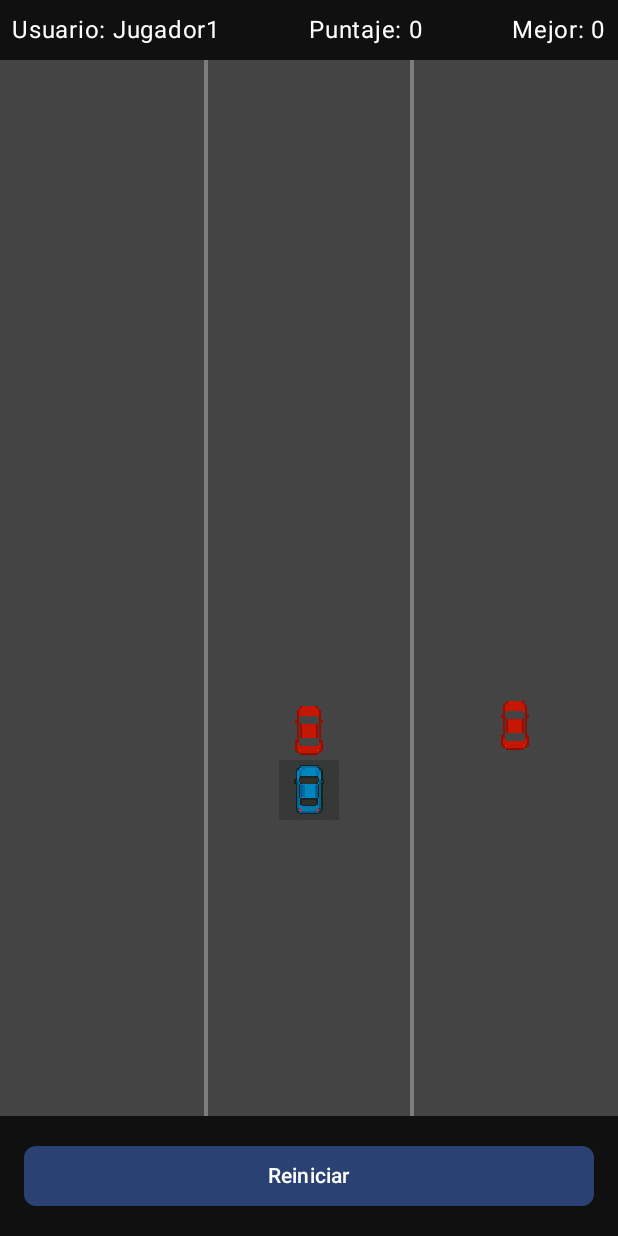
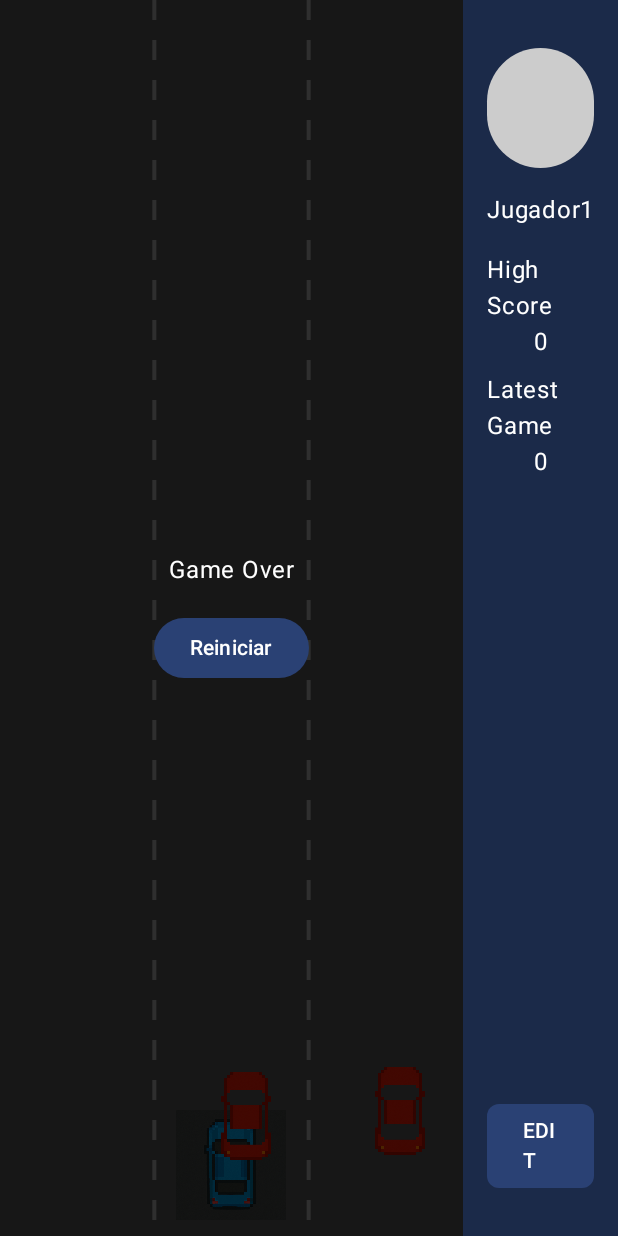
Before and after one commit to PauPin2013/RacingPower, an Android app built with Jetpack Compose: the screen it shows after launch (MainActivity), on a phone screen of 412 x 824 dp. Run offline under Robolectric (Android 15) with nearby library versions, the phone set to English and light mode, and no system bars.

Commit message:
se agrega panel de usuario para ver su puntaje y su mejor puntaje

```diff
--- a/app/src/main/java/com/example/racingpower/ui/game/InfiniteGameScreen.kt
+++ b/app/src/main/java/com/example/racingpower/ui/game/InfiniteGameScreen.kt
@@ -1,6 +1,6 @@
-// InfiniteGameScreen.kt
 package com.racingpower.ui.game
 
+import android.media.MediaPlayer
 import android.widget.Toast
 import androidx.compose.foundation.Canvas
 import androidx.compose.foundation.background
@@ -10,21 +10,21 @@ import androidx.compose.foundation.shape.RoundedCornerShape
 import androidx.compose.material3.Button
 import androidx.compose.material3.Text
 import androidx.compose.runtime.*
+import androidx.compose.ui.Alignment
 import androidx.compose.ui.Modifier
 import androidx.compose.ui.geometry.Offset
 import androidx.compose.ui.geometry.Size
 import androidx.compose.ui.graphics.Color
+import androidx.compose.ui.graphics.ImageBitmap
 import androidx.compose.ui.input.key.*
+import androidx.compose.ui.layout.onSizeChanged
 import androidx.compose.ui.platform.LocalContext
-import androidx.compose.ui.platform.LocalDensity
-import androidx.compose.ui.platform.LocalConfiguration
+import androidx.compose.ui.res.imageResource
+import androidx.compose.ui.unit.IntOffset
+import androidx.compose.ui.unit.IntSize
 import androidx.compose.ui.unit.dp
+import com.example.racingpower.R
 import kotlinx.coroutines.delay
-import androidx.compose.ui.graphics.ImageBitmap
-import com.example.racingpower.R
-import androidx.compose.ui.unit.IntSize
-import androidx.compose.ui.unit.IntOffset
-import androidx.compose.ui.res.imageResource
 
 @Composable
 fun InfiniteGameScreen(
@@ -32,64 +32,98 @@ fun InfiniteGameScreen(
     viewModel: InfiniteGameViewModel
 ) {
     val context = LocalContext.current
-    val screenWidth = with(LocalDensity.current) { LocalConfiguration.current.screenWidthDp.dp.toPx() }
-
     val score by viewModel.score
     val highScore by viewModel.highScore
     val speed by viewModel.speed
 
-    val carSize = 60
+    val carSize = 80f // Más grande que antes, pero ajustado al carril
+    var canvasWidth by remember { mutableStateOf(0f) }
+    var canvasHeight by remember { mutableStateOf(0f) }
+
     val laneCount = 3
-    val laneWidth = screenWidth / laneCount
-
-    var playerLane by remember { mutableStateOf(1) } // 0 izquierda, 1 centro, 2 derecha
-    val playerY = 700f
-
-    var enemies by remember { mutableStateOf(listOf<Pair<Int, Float>>()) } // par de (lane, yPosition)
+    var playerLane by remember { mutableStateOf(1) }
+    var enemies by remember { mutableStateOf(listOf<Offset>()) }
     var isGameOver by remember { mutableStateOf(false) }
+    var lineOffset by remember { mutableStateOf(0f) }
 
     val playerCar = ImageBitmap.imageResource(id = R.drawable.car_blue)
     val enemyCar = ImageBitmap.imageResource(id = R.drawable.car_red)
 
+    var crashPlayer: MediaPlayer? by remember { mutableStateOf(null) }
+    val backgroundPlayer = remember { MediaPlayer.create(context, R.raw.background_music) }
+
+    // Controlar sonido de fondo según estado del juego
+    LaunchedEffect(isGameOver) {
+        if (!isGameOver) {
+            if (!backgroundPlayer.isPlaying) {
+                backgroundPlayer.isLooping = true
+                backgroundPlayer.start()
+            }
+        } else {
+            if (backgroundPlayer.isPlaying) {
+                backgroundPlayer.pause()
+                backgroundPlayer.seekTo(0)
+            }
+        }
+    }
+
+    // Ciclo principal del juego
     LaunchedEffect(Unit) {
         viewModel.startGame(username)
         while (true) {
             if (!isGameOver) {
-                // Añadir enemigos si hay menos de 2
-                if (enemies.size < 2) {
-                    val lane = (0 until laneCount).random()
-                    enemies = enemies + (lane to -100f)
+                lineOffset += 10f
+                if (lineOffset >= 40f) lineOffset = 0f
+
+                val laneWidth = canvasWidth / laneCount
+                val lanePositions = List(laneCount) { index ->
+                    laneWidth * index + laneWidth / 2 - carSize / 2
                 }
 
-                // Mover enemigos
-                enemies = enemies.map { (lane, y) -> lane to (y + speed) }
+                if (enemies.size < 2) {
+                    val lane = lanePositions.random()
+                    enemies = enemies + Offset(lane, -carSize)
+                }
 
-                // Detectar paso
-                val passed = enemies.filter { (_, y) -> y > 800f }
+                enemies = enemies.map { it.copy(y = it.y + speed) }
+
+                val passed = enemies.filter { it.y > canvasHeight }
                 if (passed.isNotEmpty()) {
-                    viewModel.onCarPassed()
+                    passed.forEach { viewModel.onCarPassed() }
                     enemies = enemies - passed.toSet()
                 }
 
-                // Colisión
-                val playerX = laneWidth * playerLane + laneWidth / 2 - carSize / 2
-                if (enemies.any { (lane, y) ->
-                        val enemyX = laneWidth * lane + laneWidth / 2 - carSize / 2
-                        enemyX < playerX + carSize && enemyX + carSize > playerX &&
-                                y + carSize >= playerY && y <= playerY + carSize
+                val playerY = canvasHeight - carSize - 16f
+                val playerX = lanePositions[playerLane]
+                if (enemies.any {
+                        it.x == playerX &&
+                                it.y <= playerY + carSize &&
+                                it.y + carSize >= playerY
                     }) {
                     isGameOver = true
                     viewModel.gameOver()
+                    crashPlayer?.release()
+                    crashPlayer = MediaPlayer.create(context, R.raw.crash_sound)
+                    crashPlayer?.start()
                 }
             }
             delay(16L)
         }
     }
 
-    Column(
+    DisposableEffect(Unit) {
+        onDispose {
+            backgroundPlayer.stop()
+            backgroundPlayer.release()
+            crashPlayer?.release()
+        }
+    }
+
+    Row(modifier = Modifier.fillMaxSize()) {
+        Box(
             modifier = Modifier
-            .fillMaxSize()
-            .background(Color(0xFF101010))
+                .weight(3f)
+                .background(Color.DarkGray)
                 .focusable()
                 .onKeyEvent { keyEvent ->
                     if (keyEvent.type == KeyEventType.KeyDown) {
@@ -102,75 +136,113 @@ fun InfiniteGameScreen(
                     true
                 }
         ) {
-        Row(
+            Canvas(
                 modifier = Modifier
-                .fillMaxWidth()
-                .padding(8.dp),
-            horizontalArrangement = Arrangement.SpaceBetween
+                    .fillMaxSize()
+                    .onSizeChanged { size ->
+                        canvasWidth = size.width.toFloat()
+                        canvasHeight = size.height.toFloat()
+                    }
             ) {
-            Text("Usuario: $username", color = Color.White)
-            Text("Puntaje: $score", color = Color.White)
-            Text("Mejor: $highScore", color = Color.White)
+                val laneWidth = size.width / laneCount
+                val carSize = 110f
+                val lanePositions = List(laneCount) { index ->
+                    laneWidth * index + laneWidth / 2 - carSize / 2
                 }
 
-        Box(modifier = Modifier.weight(1f)) {
-            Canvas(modifier = Modifier.fillMaxSize()) {
-                val canvasWidth = size.width
-                val canvasHeight = size.height
+                drawRect(Color.DarkGray, size = Size(size.width, size.height))
 
-                // Fondo
-                drawRect(
-                    color = Color.DarkGray,
-                    size = Size(canvasWidth, canvasHeight)
+                for (i in 1 until laneCount) {
+                    val x = laneWidth * i
+                    var y = -40f + lineOffset
+                    while (y < size.height) {
+                        drawLine(
+                            color = Color.White,
+                            start = Offset(x, y),
+                            end = Offset(x, y + 20f),
+                            strokeWidth = 4f,
+                            alpha = 0.4f
+                        )
+                        y += 40f
+                    }
+                }
+
+                val playerY = size.height - carSize - 16f
+                drawImage(
+                    image = playerCar,
+                    dstOffset = IntOffset(lanePositions[playerLane].toInt(), playerY.toInt()),
+                    dstSize = IntSize(carSize.toInt(), carSize.toInt())
                 )
 
-                // Líneas de carril
-                for (i in 1 until laneCount) {
-                    val x = laneWidth * i
-                    drawLine(
-                        color = Color.White,
-                        start = Offset(x, 0f),
-                        end = Offset(x, canvasHeight),
-                        strokeWidth = 4f,
-                        alpha = 0.3f
-                    )
-                }
-
-                // Jugador
-                val playerX = laneWidth * playerLane + laneWidth / 2 - carSize / 2
-                drawImage(
-                    image = playerCar,
-                    dstOffset = IntOffset(playerX.toInt(), playerY.toInt()),
-                    dstSize = IntSize(carSize, carSize)
-                )
-
-                // Enemigos
-                enemies.forEach { (lane, y) ->
-                    val enemyX = laneWidth * lane + laneWidth / 2 - carSize / 2
+                enemies.forEach { enemy ->
                     drawImage(
                         image = enemyCar,
-                        dstOffset = IntOffset(enemyX.toInt(), y.toInt()),
-                        dstSize = IntSize(carSize, carSize)
+                        dstOffset = IntOffset(enemy.x.toInt(), enemy.y.toInt()),
+                        dstSize = IntSize(carSize.toInt(), carSize.toInt())
                     )
-                }
                 }
             }
 
             if (isGameOver) {
+                Column(
+                    modifier = Modifier
+                        .fillMaxSize()
+                        .background(Color(0xAA000000)),
+                    verticalArrangement = Arrangement.Center,
+                    horizontalAlignment = Alignment.CenterHorizontally
+                ) {
+                    Text("Game Over", color = Color.White)
+                    Spacer(modifier = Modifier.height(16.dp))
                     Button(
                         onClick = {
                             isGameOver = false
                             viewModel.resetGame()
                             enemies = emptyList()
-                    Toast.makeText(context, "\u00a1Buena suerte!", Toast.LENGTH_SHORT).show()
-                },
-                modifier = Modifier
-                    .fillMaxWidth()
-                    .padding(16.dp),
-                shape = RoundedCornerShape(8.dp)
+                            crashPlayer?.release()
+                            crashPlayer = null
+                            Toast.makeText(context, "¡Buena suerte!", Toast.LENGTH_SHORT).show()
+                        }
                     ) {
                         Text("Reiniciar")
                     }
                 }
             }
         }
+
+        Column(
+            modifier = Modifier
+                .weight(1f)
+                .fillMaxHeight()
+                .background(Color(0xFF1B2A49))
+                .padding(16.dp),
+            verticalArrangement = Arrangement.SpaceBetween
+        ) {
+            Column(horizontalAlignment = Alignment.CenterHorizontally) {
+                Spacer(modifier = Modifier.height(16.dp))
+                Box(
+                    modifier = Modifier
+                        .size(80.dp)
+                        .background(Color.LightGray, shape = RoundedCornerShape(50))
+                )
+                Spacer(modifier = Modifier.height(16.dp))
+                Text(text = username, color = Color.White)
+                Spacer(modifier = Modifier.height(16.dp))
+                Text(text = "High Score", color = Color.White)
+                Text(text = "$highScore", color = Color.White)
+                Spacer(modifier = Modifier.height(8.dp))
+                Text(text = "Latest Game", color = Color.White)
+                Text(text = "$score", color = Color.White)
+            }
+
+            Button(
+                onClick = { /* Acción para editar */ },
+                modifier = Modifier
+                    .fillMaxWidth()
+                    .padding(bottom = 16.dp),
+                shape = RoundedCornerShape(8.dp)
+            ) {
+                Text("EDIT")
+            }
+        }
+    }
+}
```
Also changed, not shown: 2 other files. Lines whose indentation alone changed are shown as unchanged.
